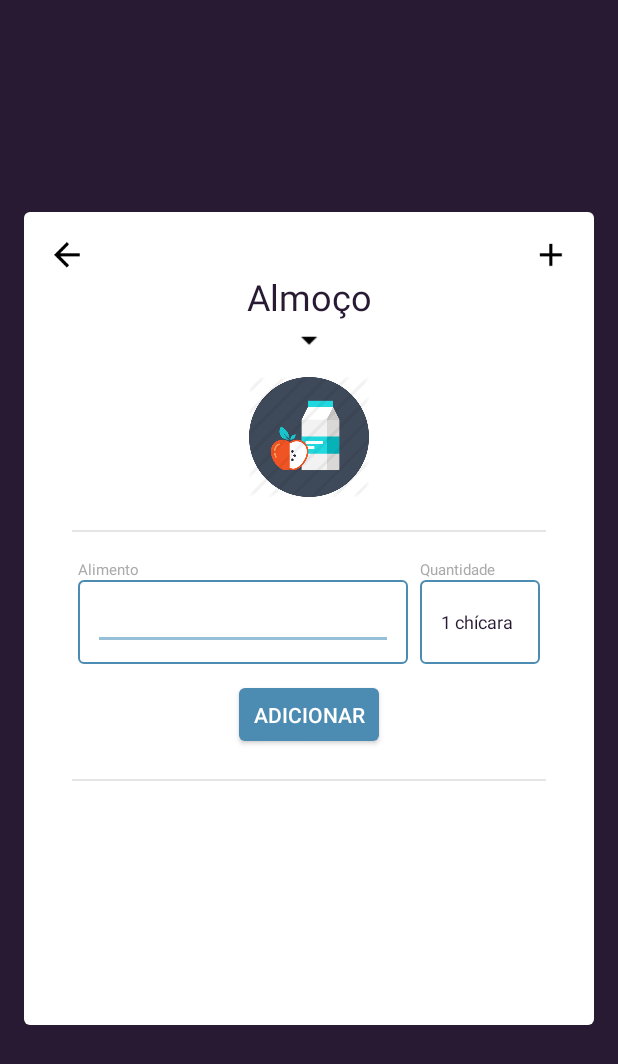
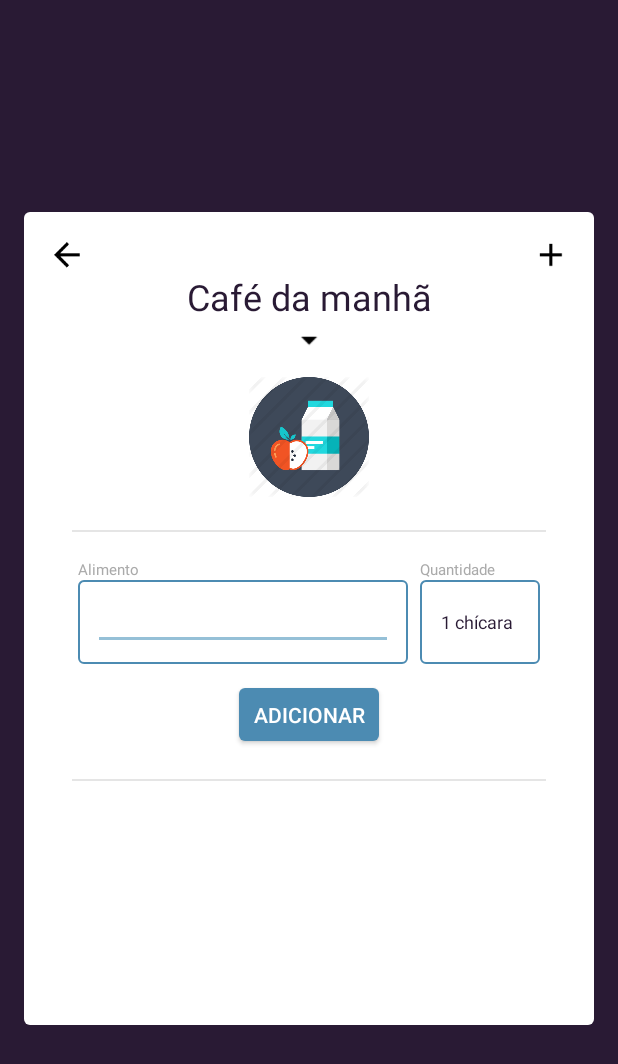
Before and after one commit to almeida1492/nutre, an Android app: the NewMealActivity screen opened directly, with no data from a screen before it, on a phone screen of 412 x 824 dp. Shown: the top 1064 px of the screen. Run offline under Robolectric (Android 15) with nearby library versions, the phone set to English and light mode, and no system bars; our stand-ins replace Room's generated code; libraries missing offline, so code that uses them is left out: android.arch.persistence.

Commit message:
feat: implement spinner for meal type selection

```diff
--- a/app/src/main/java/com/example/henriqueribeirodealmeida/nutre/NewMealActivity.java
+++ b/app/src/main/java/com/example/henriqueribeirodealmeida/nutre/NewMealActivity.java
@@ -16,6 +16,7 @@ import android.widget.ImageView;
 import android.widget.ListAdapter;
 import android.widget.ListView;
 import android.widget.ScrollView;
+import android.widget.Spinner;
 
 import com.example.henriqueribeirodealmeida.nutre.Adapters.AddedFoodAdapter;
 import com.example.henriqueribeirodealmeida.nutre.Entities.DailyMeal;
@@ -39,6 +40,7 @@ public class NewMealActivity extends AppCompatActivity {
         Button addItemButton = findViewById(R.id.add_item);
         final ListView addedFoodList = findViewById(R.id.added_food_list);
         ScrollView mainScrollView = findViewById(R.id.main_scroll_view);
+        final Spinner mealTypeView = findViewById(R.id.meal_type_picker);
 
         upButton.setOnClickListener(new View.OnClickListener() {
             @Override
@@ -51,14 +53,6 @@ public class NewMealActivity extends AppCompatActivity {
         final FoodViewModel foodViewModel = ViewModelProviders.of(this).get(FoodViewModel.class);
         final ArrayList<Food> foods = new ArrayList<>();
         final Activity activity = this;
-
-        addMeal.setOnClickListener(new View.OnClickListener() {
-            @Override
-            public void onClick(View v) {
-                DailyMeal dailyMeal = new DailyMeal("Almoço");
-                dailyMealViewModel.insert(dailyMeal, foods, foodViewModel, activity);
-            }
-        });
 
         MealViewModel mealViewModel = ViewModelProviders.of(this).get(MealViewModel.class);
 
@@ -109,6 +103,23 @@ public class NewMealActivity extends AppCompatActivity {
             }
         });
 
+        ArrayList<String> mealTypes = new ArrayList<>();
+        mealTypes.add("Café da manhã");
+        mealTypes.add("Almoço");
+        mealTypes.add("Janta");
+        mealTypes.add("Ceia");
+        ArrayAdapter<String> mealTypeAdapter = new ArrayAdapter<>(this, R.layout.default_meal_type, mealTypes);
+        mealTypeAdapter.setDropDownViewResource(R.layout.item_spinner_dropdown);
+        mealTypeView.setAdapter(mealTypeAdapter);
+
+        addMeal.setOnClickListener(new View.OnClickListener() {
+            @Override
+            public void onClick(View v) {
+                String mealType = mealTypeView.getSelectedItem().toString();
+                DailyMeal dailyMeal = new DailyMeal(mealType);
+                dailyMealViewModel.insert(dailyMeal, foods, foodViewModel, activity);
+            }
+        });
     }
 
     private void setListViewHeight(ListView listView) {
--- a/app/src/main/res/layout/activity_new_meal.xml
+++ b/app/src/main/res/layout/activity_new_meal.xml
@@ -42,17 +42,15 @@
                 app:layout_constraintRight_toRightOf="parent"
                 app:layout_constraintTop_toTopOf="parent" />
 
-            <TextView
-                android:id="@+id/meal_type"
-                android:layout_width="wrap_content"
+            <Spinner
+                android:id="@+id/meal_type_picker"
+                android:layout_width="200dp"
                 android:layout_height="wrap_content"
                 android:layout_margin="40dp"
-                android:text="Almoço"
-                android:textColor="@color/colorPrimaryDark"
-                android:textSize="24sp"
                 app:layout_constraintLeft_toLeftOf="parent"
                 app:layout_constraintRight_toRightOf="parent"
-                app:layout_constraintTop_toTopOf="parent" />
+                android:background="@null"
+                app:layout_constraintTop_toTopOf="parent"/>
 
             <ImageView
                 android:id="@+id/meal_type_drop_down"
@@ -61,7 +59,7 @@
                 android:src="@drawable/arrow_drop_down"
                 app:layout_constraintLeft_toLeftOf="parent"
                 app:layout_constraintRight_toRightOf="parent"
-                app:layout_constraintTop_toBottomOf="@id/meal_type" />
+                app:layout_constraintTop_toBottomOf="@id/meal_type_picker" />
 
             <ImageView
                 android:id="@+id/meal_type_icon"
--- /dev/null
+++ b/app/src/main/res/layout/default_meal_type.xml
@@ -0,0 +1,10 @@
+<?xml version="1.0" encoding="utf-8"?>
+<TextView android:id="@+id/meal_type"
+    android:layout_width="match_parent"
+    android:layout_height="wrap_content"
+    android:layout_margin="40dp"
+    android:textColor="@color/colorPrimaryDark"
+    android:gravity="center_horizontal"
+
+    android:textSize="24sp"
+    xmlns:android="http://schemas.android.com/apk/res/android" />
```
